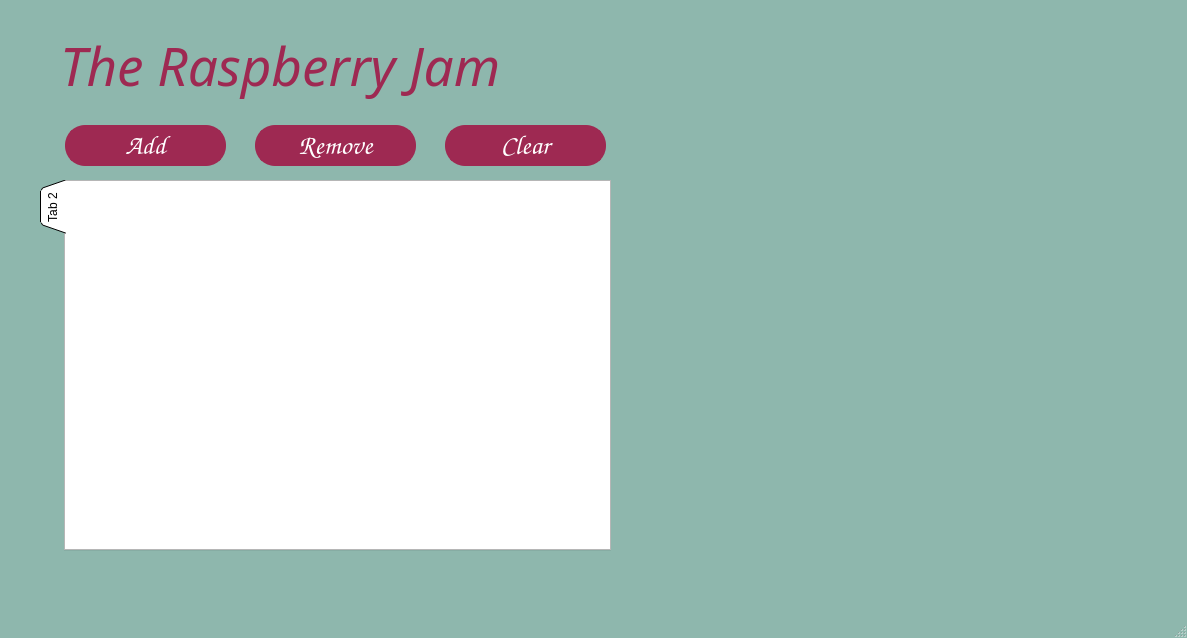
Jscott44/RTEP5-the-raspberry-jam, file mainwindow.ui: the form before one commit.
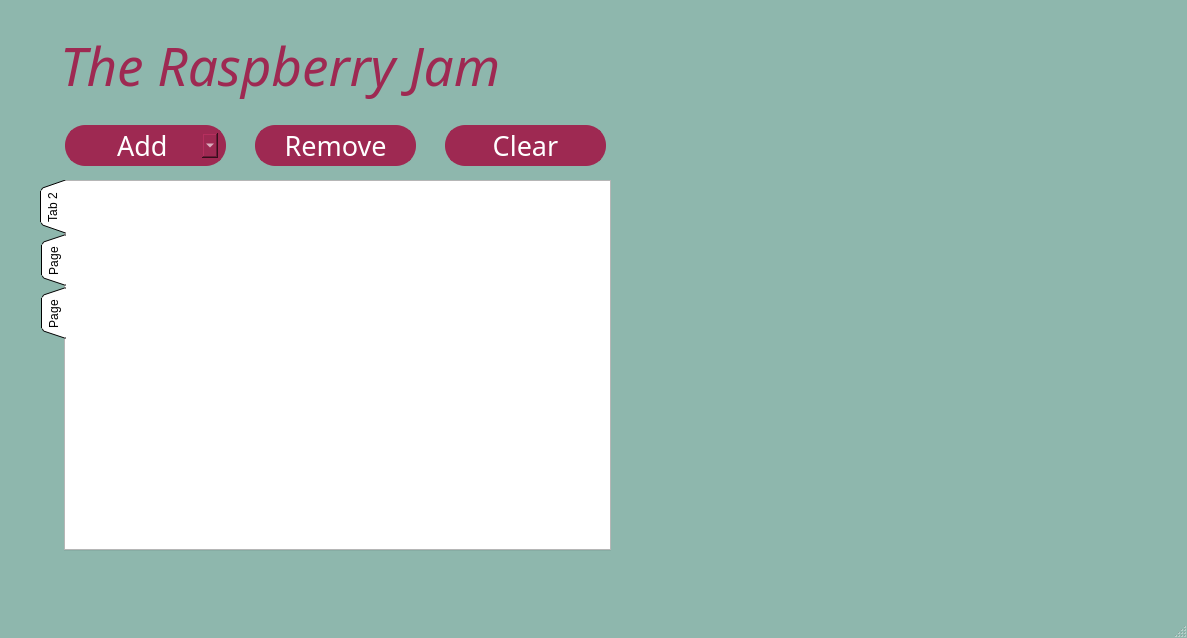
The form after the commit. The open tabs and pages were chosen to show the change. Icons and pictures are not drawn.

What changed in the file:
```diff
--- a/mainwindow.ui
+++ b/mainwindow.ui
@@ -613,12 +613,15 @@
     </property>
    </widget>
    <widget class="QLabel" name="label_2">
+    <property name="enabled">
+     <bool>true</bool>
+    </property>
     <property name="geometry">
      <rect>
-      <x>800</x>
+      <x>810</x>
       <y>10</y>
       <width>361</width>
-      <height>331</height>
+      <height>351</height>
      </rect>
     </property>
     <property name="text">
@@ -630,300 +633,9 @@
     <property name="scaledContents">
      <bool>true</bool>
     </property>
-   </widget>
-   <widget class="QPushButton" name="badButton">
-    <property name="geometry">
-     <rect>
-      <x>60</x>
-      <y>120</y>
-      <width>171</width>
-      <height>51</height>
-     </rect>
-    </property>
-    <property name="baseSize">
-     <size>
-      <width>20</width>
-      <height>20</height>
-     </size>
-    </property>
-    <property name="palette">
-     <palette>
-      <active>
-       <colorrole role="WindowText">
-        <brush brushstyle="SolidPattern">
-         <color alpha="255">
-          <red>255</red>
-          <green>255</green>
-          <blue>255</blue>
-         </color>
-        </brush>
-       </colorrole>
-       <colorrole role="Button">
-        <brush brushstyle="SolidPattern">
-         <color alpha="255">
-          <red>158</red>
-          <green>41</green>
-          <blue>82</blue>
-         </color>
-        </brush>
-       </colorrole>
-       <colorrole role="Light">
-        <brush brushstyle="SolidPattern">
-         <color alpha="255">
-          <red>158</red>
-          <green>41</green>
-          <blue>82</blue>
-         </color>
-        </brush>
-       </colorrole>
-       <colorrole role="Midlight">
-        <brush brushstyle="SolidPattern">
-         <color alpha="255">
-          <red>158</red>
-          <green>41</green>
-          <blue>82</blue>
-         </color>
-        </brush>
-       </colorrole>
-       <colorrole role="Text">
-        <brush brushstyle="SolidPattern">
-         <color alpha="255">
-          <red>255</red>
-          <green>255</green>
-          <blue>255</blue>
-         </color>
-        </brush>
-       </colorrole>
-       <colorrole role="ButtonText">
-        <brush brushstyle="SolidPattern">
-         <color alpha="255">
-          <red>255</red>
-          <green>255</green>
-          <blue>255</blue>
-         </color>
-        </brush>
-       </colorrole>
-       <colorrole role="Base">
-        <brush brushstyle="SolidPattern">
-         <color alpha="255">
-          <red>158</red>
-          <green>41</green>
-          <blue>82</blue>
-         </color>
-        </brush>
-       </colorrole>
-       <colorrole role="Window">
-        <brush brushstyle="SolidPattern">
-         <color alpha="255">
-          <red>158</red>
-          <green>41</green>
-          <blue>82</blue>
-         </color>
-        </brush>
-       </colorrole>
-       <colorrole role="PlaceholderText">
-        <brush brushstyle="SolidPattern">
-         <color alpha="128">
-          <red>255</red>
-          <green>255</green>
-          <blue>255</blue>
-         </color>
-        </brush>
-       </colorrole>
-      </active>
-      <inactive>
-       <colorrole role="WindowText">
-        <brush brushstyle="SolidPattern">
-         <color alpha="255">
-          <red>255</red>
-          <green>255</green>
-          <blue>255</blue>
-         </color>
-        </brush>
-       </colorrole>
-       <colorrole role="Button">
-        <brush brushstyle="SolidPattern">
-         <color alpha="255">
-          <red>158</red>
-          <green>41</green>
-          <blue>82</blue>
-         </color>
-        </brush>
-       </colorrole>
-       <colorrole role="Light">
-        <brush brushstyle="SolidPattern">
-         <color alpha="255">
-          <red>158</red>
-          <green>41</green>
-          <blue>82</blue>
-         </color>
-        </brush>
-       </colorrole>
-       <colorrole role="Midlight">
-        <brush brushstyle="SolidPattern">
-         <color alpha="255">
-          <red>158</red>
-          <green>41</green>
-          <blue>82</blue>
-         </color>
-        </brush>
-       </colorrole>
-       <colorrole role="Text">
-        <brush brushstyle="SolidPattern">
-         <color alpha="255">
-          <red>255</red>
-          <green>255</green>
-          <blue>255</blue>
-         </color>
-        </brush>
-       </colorrole>
-       <colorrole role="ButtonText">
-        <brush brushstyle="SolidPattern">
-         <color alpha="255">
-          <red>255</red>
-          <green>255</green>
-          <blue>255</blue>
-         </color>
-        </brush>
-       </colorrole>
-       <colorrole role="Base">
-        <brush brushstyle="SolidPattern">
-         <color alpha="255">
-          <red>158</red>
-          <green>41</green>
-          <blue>82</blue>
-         </color>
-        </brush>
-       </colorrole>
-       <colorrole role="Window">
-        <brush brushstyle="SolidPattern">
-         <color alpha="255">
-          <red>158</red>
-          <green>41</green>
-          <blue>82</blue>
-         </color>
-        </brush>
-       </colorrole>
-       <colorrole role="PlaceholderText">
-        <brush brushstyle="SolidPattern">
-         <color alpha="128">
-          <red>255</red>
-          <green>255</green>
-          <blue>255</blue>
-         </color>
-        </brush>
-       </colorrole>
-      </inactive>
-      <disabled>
-       <colorrole role="WindowText">
-        <brush brushstyle="SolidPattern">
-         <color alpha="255">
-          <red>255</red>
-          <green>255</green>
-          <blue>255</blue>
-         </color>
-        </brush>
-       </colorrole>
-       <colorrole role="Button">
-        <brush brushstyle="SolidPattern">
-         <color alpha="255">
-          <red>158</red>
-          <green>41</green>
-          <blue>82</blue>
-         </color>
-        </brush>
-       </colorrole>
-       <colorrole role="Light">
-        <brush brushstyle="SolidPattern">
-         <color alpha="255">
-          <red>158</red>
-          <green>41</green>
-          <blue>82</blue>
-         </color>
-        </brush>
-       </colorrole>
-       <colorrole role="Midlight">
-        <brush brushstyle="SolidPattern">
-         <color alpha="255">
-          <red>158</red>
-          <green>41</green>
-          <blue>82</blue>
-         </color>
-        </brush>
-       </colorrole>
-       <colorrole role="Text">
-        <brush brushstyle="SolidPattern">
-         <color alpha="255">
-          <red>255</red>
-          <green>255</green>
-          <blue>255</blue>
-         </color>
-        </brush>
-       </colorrole>
-       <colorrole role="ButtonText">
-        <brush brushstyle="SolidPattern">
-         <color alpha="255">
-          <red>255</red>
-          <green>255</green>
-          <blue>255</blue>
-         </color>
-        </brush>
-       </colorrole>
-       <colorrole role="Base">
-        <brush brushstyle="SolidPattern">
-         <color alpha="255">
-          <red>158</red>
-          <green>41</green>
-          <blue>82</blue>
-         </color>
-        </brush>
-       </colorrole>
-       <colorrole role="Window">
-        <brush brushstyle="SolidPattern">
-         <color alpha="255">
-          <red>158</red>
-          <green>41</green>
-          <blue>82</blue>
-         </color>
-        </brush>
-       </colorrole>
-       <colorrole role="PlaceholderText">
-        <brush brushstyle="SolidPattern">
-         <color alpha="128">
-          <red>255</red>
-          <green>255</green>
-          <blue>255</blue>
-         </color>
-        </brush>
-       </colorrole>
-      </disabled>
-     </palette>
-    </property>
-    <property name="font">
-     <font>
-      <family>Comic Sans MS</family>
-      <pointsize>20</pointsize>
-      <italic>false</italic>
-     </font>
-    </property>
-    <property name="autoFillBackground">
+    <property name="wordWrap">
      <bool>false</bool>
     </property>
-    <property name="styleSheet">
-     <string notr="true">background-color: rgb(158, 41, 82);
-border-color: rgb(158, 41, 82);
-color: white;
-border-width: 3px;
-border-style: solid;
-border-radius: 20px;
-margin: 5px;
-
-
-</string>
-    </property>
-    <property name="text">
-     <string>Add</string>
-    </property>
    </widget>
    <widget class="QPushButton" name="badButton_2">
     <property name="geometry">
@@ -1195,7 +907,7 @@
     </property>
     <property name="font">
      <font>
-      <family>Comic Sans MS</family>
+      <family>Bahnschrift Light</family>
       <pointsize>20</pointsize>
       <italic>false</italic>
      </font>
@@ -1489,7 +1201,7 @@
     </property>
     <property name="font">
      <font>
-      <family>Comic Sans MS</family>
+      <family>Bahnschrift Light</family>
       <pointsize>20</pointsize>
       <italic>false</italic>
      </font>
@@ -1539,7 +1251,57 @@
       <string>Tab 2</string>
      </attribute>
     </widget>
+    <widget class="QWidget" name="tab">
+     <attribute name="title">
+      <string>Page</string>
+     </attribute>
+    </widget>
+    <widget class="QWidget" name="tab_3">
+     <attribute name="title">
+      <string>Page</string>
+     </attribute>
+    </widget>
    </widget>
+   <widget class="QComboBox" name="comboBox">
+    <property name="geometry">
+     <rect>
+      <x>60</x>
+      <y>120</y>
+      <width>171</width>
+      <height>51</height>
+     </rect>
+    </property>
+    <property name="font">
+     <font>
+      <family>Bahnschrift Light</family>
+      <pointsize>20</pointsize>
+     </font>
+    </property>
+    <property name="layoutDirection">
+     <enum>Qt::LeftToRight</enum>
+    </property>
+    <property name="styleSheet">
+     <string notr="true">background-color: rgb(158, 41, 82);
+border-color: rgb(158, 41, 82);
+color: white;
+border-width: 3px;
+border-style: solid;
+border-radius: 20px;
+margin: 5px;
+
+
+</string>
+    </property>
+    <property name="placeholderText">
+     <string>       Add</string>
+    </property>
+   </widget>
+   <zorder>label</zorder>
+   <zorder>badButton_2</zorder>
+   <zorder>badButton_3</zorder>
+   <zorder>tabWidget</zorder>
+   <zorder>comboBox</zorder>
+   <zorder>label_2</zorder>
   </widget>
   <widget class="QMenuBar" name="menubar">
    <property name="geometry">
```
Left out of the diff: 6 changed lines with no effect on the pictures.
